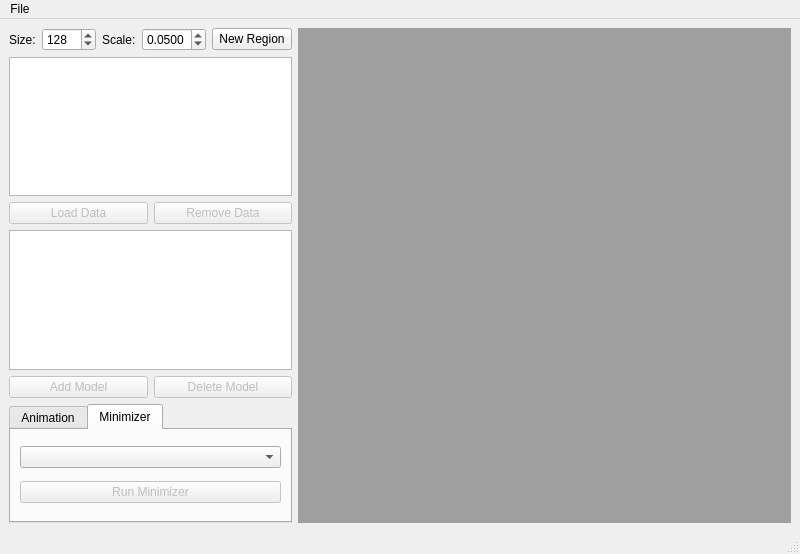
bkloppenborg/simtoi, file src/QT/gui_main.ui: the form before one commit.
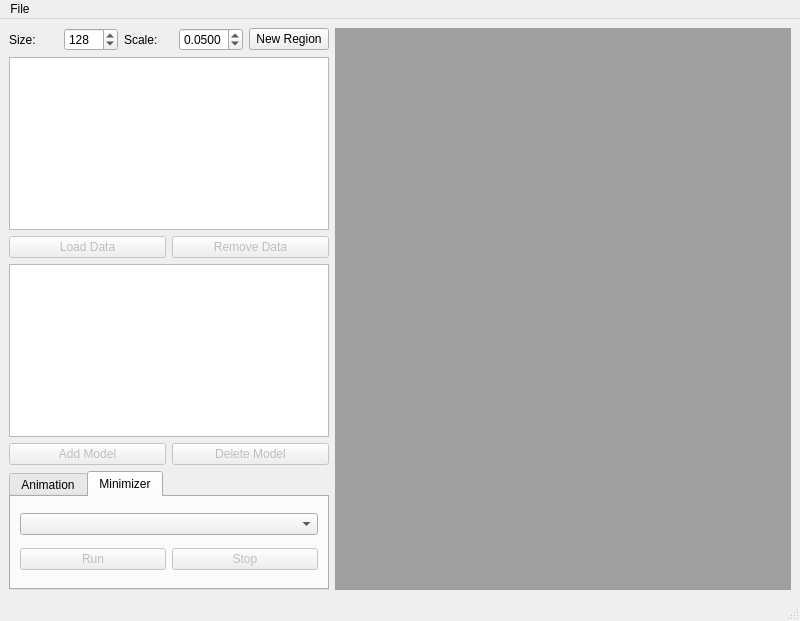
The form after the commit. The open tabs and pages were chosen to show the change.

Commit message: Permit graceful termination of minimizers.  Note, Levmar and MultiNest don't have anyway of doing this, so we INTENTIONALLY feed them a NAN when termination is requested by the user.

Diff of the .ui file:
```diff
--- a/src/QT/gui_main.ui
+++ b/src/QT/gui_main.ui
@@ -7,7 +7,7 @@
     <x>0</x>
     <y>0</y>
     <width>800</width>
-    <height>554</height>
+    <height>621</height>
    </rect>
   </property>
   <property name="windowTitle">
@@ -107,6 +107,12 @@
     </item>
     <item row="3" column="0">
      <widget class="QTreeView" name="treeModels">
+      <property name="minimumSize">
+       <size>
+        <width>320</width>
+        <height>0</height>
+       </size>
+      </property>
       <attribute name="headerMinimumSectionSize">
        <number>1</number>
       </attribute>
@@ -272,17 +278,27 @@
        <attribute name="title">
         <string>Minimizer</string>
        </attribute>
-       <layout class="QVBoxLayout" name="verticalLayout">
-        <item>
+       <layout class="QGridLayout" name="gridLayout_5">
+        <item row="0" column="0" colspan="2">
          <widget class="QComboBox" name="cboMinimizers"/>
         </item>
-        <item>
-         <widget class="QPushButton" name="btnMinimizer">
+        <item row="1" column="0">
+         <widget class="QPushButton" name="btnRunMinimizer">
           <property name="enabled">
            <bool>false</bool>
           </property>
           <property name="text">
-           <string>Run Minimizer</string>
+           <string>Run</string>
+          </property>
+         </widget>
+        </item>
+        <item row="1" column="1">
+         <widget class="QPushButton" name="btnStopMinimizer">
+          <property name="enabled">
+           <bool>false</bool>
+          </property>
+          <property name="text">
+           <string>Stop</string>
           </property>
          </widget>
         </item>
```
Left out of the diff: 2 changed lines with no effect on the pictures. The commit also changes 9 other files.
